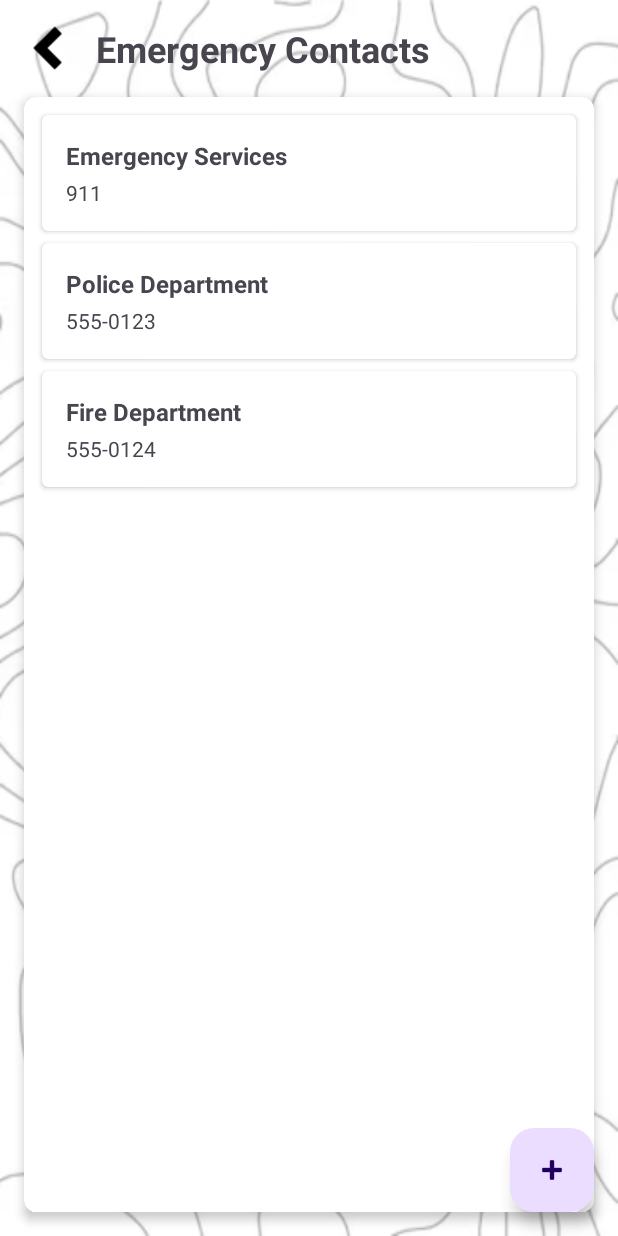
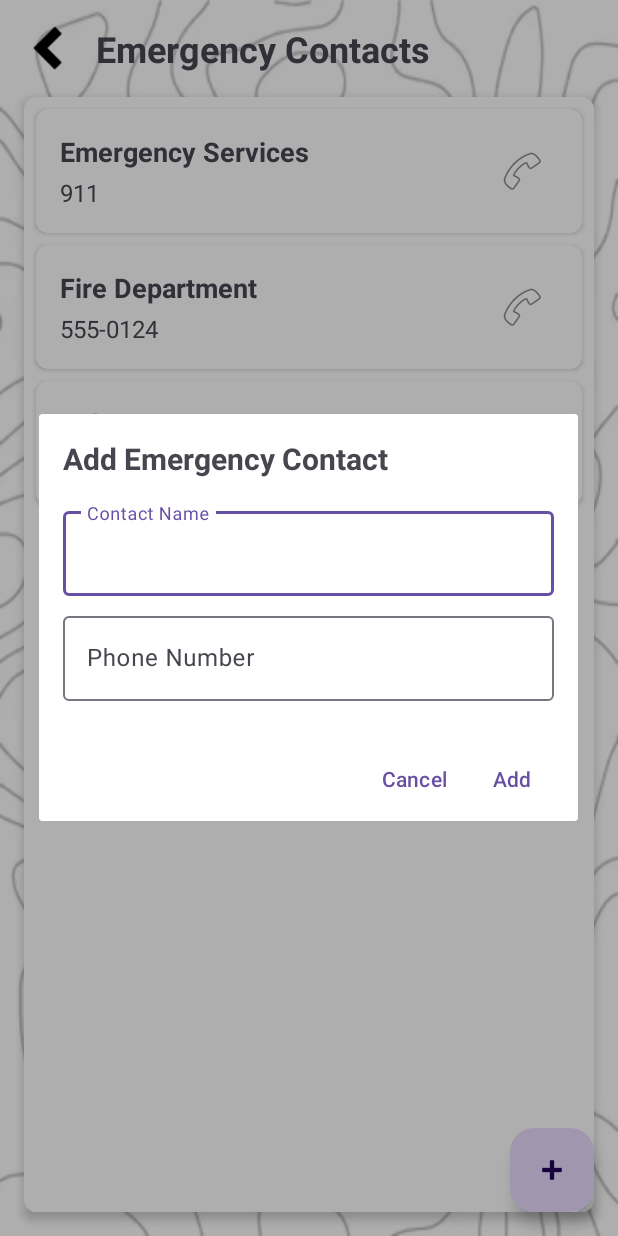
Before and after one commit to najwansv/EarthQuake, an Android app built with Jetpack Compose: the EmergencyContactsActivity screen opened directly, with no data from a screen before it, after a tap on "Add Contact", on a phone screen of 412 x 824 dp. Run offline under Robolectric (Android 15) with nearby library versions, the phone set to English and light mode, and no system bars; our stand-ins replace Room's generated code.

Commit message:
update emergency contacts usng local database

```diff
--- a/app/src/main/java/com/example/earthquake/EmergencyContact.kt
+++ b/app/src/main/java/com/example/earthquake/EmergencyContact.kt
@@ -1,7 +1,12 @@
 package com.example.earthquake
 
+import androidx.room.Entity
+import androidx.room.PrimaryKey
+
+@Entity(tableName = "emergency_contacts")
 data class EmergencyContact(
     val name: String,
     val phoneNumber: String,
-    val id: Long = System.currentTimeMillis() // Simple unique ID for demonstration
+    @PrimaryKey(autoGenerate = true)
+    val id: Long = 0
 )
--- a/app/src/main/java/com/example/earthquake/EmergencyContactAdapter.kt
+++ b/app/src/main/java/com/example/earthquake/EmergencyContactAdapter.kt
@@ -4,15 +4,19 @@ import android.view.LayoutInflater
 import android.view.View
 import android.view.ViewGroup
 import android.widget.TextView
+import android.widget.ImageButton
+import android.content.Intent
+import android.net.Uri
 import androidx.recyclerview.widget.RecyclerView
 
 class EmergencyContactAdapter(
-    private val contacts: List<EmergencyContact>
+    private var contacts: List<EmergencyContact>
 ) : RecyclerView.Adapter<EmergencyContactAdapter.ContactViewHolder>() {
 
     class ContactViewHolder(view: View) : RecyclerView.ViewHolder(view) {
         val nameTextView: TextView = view.findViewById(R.id.contactNameTextView)
         val phoneTextView: TextView = view.findViewById(R.id.contactPhoneTextView)
+        val callButton: ImageButton = view.findViewById(R.id.callButton)
     }
 
     override fun onCreateViewHolder(parent: ViewGroup, viewType: Int): ContactViewHolder {
@@ -25,6 +29,22 @@ class EmergencyContactAdapter(
         val contact = contacts[position]
         holder.nameTextView.text = contact.name
         holder.phoneTextView.text = contact.phoneNumber
+
+        holder.callButton.setOnClickListener {
+            val intent = Intent(Intent.ACTION_DIAL).apply {
+                data = Uri.parse("tel:${contact.phoneNumber}")
+            }
+            holder.itemView.context.startActivity(intent)
+        }
+    }
+
+    fun updateContacts(newContacts: List<EmergencyContact>) {
+        this.contacts = newContacts
+        notifyDataSetChanged()
+    }
+
+    fun getContactAtPosition(position: Int): EmergencyContact {
+        return contacts[position]
     }
 
     override fun getItemCount() = contacts.size
--- /dev/null
+++ b/app/src/main/java/com/example/earthquake/EmergencyContactDao.kt
@@ -0,0 +1,22 @@
+package com.example.earthquake
+
+import androidx.lifecycle.LiveData
+import androidx.room.*
+
+@Dao
+interface EmergencyContactDao {
+    @Query("SELECT * FROM emergency_contacts ORDER BY name ASC")
+    fun getAllContacts(): LiveData<List<EmergencyContact>>
+
+    @Insert(onConflict = OnConflictStrategy.REPLACE)
+    suspend fun insert(contact: EmergencyContact)
+
+    @Delete
+    suspend fun delete(contact: EmergencyContact)
+
+    @Update
+    suspend fun update(contact: EmergencyContact)
+
+    @Query("DELETE FROM emergency_contacts")
+    suspend fun deleteAll()
+}
--- /dev/null
+++ b/app/src/main/java/com/example/earthquake/EmergencyContactDatabase.kt
@@ -0,0 +1,58 @@
+package com.example.earthquake
+
+import android.content.Context
+import androidx.room.Database
+import androidx.room.Room
+import androidx.room.RoomDatabase
+import androidx.sqlite.db.SupportSQLiteDatabase
+import kotlinx.coroutines.CoroutineScope
+import kotlinx.coroutines.Dispatchers
+import kotlinx.coroutines.launch
+
+@Database(entities = [EmergencyContact::class], version = 1, exportSchema = false)
+abstract class EmergencyContactDatabase : RoomDatabase() {
+
+    abstract fun emergencyContactDao(): EmergencyContactDao
+
+    companion object {
+        @Volatile
+        private var INSTANCE: EmergencyContactDatabase? = null
+
+        fun getDatabase(context: Context, scope: CoroutineScope): EmergencyContactDatabase {
+            return INSTANCE ?: synchronized(this) {
+                val instance = Room.databaseBuilder(
+                    context.applicationContext,
+                    EmergencyContactDatabase::class.java,
+                    "emergency_contact_database"
+                )
+                .addCallback(EmergencyContactDatabaseCallback(scope))
+                .build()
+                INSTANCE = instance
+                instance
+            }
+        }
+
+        private class EmergencyContactDatabaseCallback(
+            private val scope: CoroutineScope
+        ) : RoomDatabase.Callback() {
+            override fun onCreate(db: SupportSQLiteDatabase) {
+                super.onCreate(db)
+                INSTANCE?.let { database ->
+                    scope.launch(Dispatchers.IO) {
+                        populateDatabase(database.emergencyContactDao())
+                    }
+                }
+            }
+        }
+
+        suspend fun populateDatabase(contactDao: EmergencyContactDao) {
+            // Delete all content
+            contactDao.deleteAll()
+
+            // Add sample contacts
+            contactDao.insert(EmergencyContact("Emergency Services", "911"))
+            contactDao.insert(EmergencyContact("Police Department", "555-0123"))
+            contactDao.insert(EmergencyContact("Fire Department", "555-0124"))
+        }
+    }
+}
--- /dev/null
+++ b/app/src/main/java/com/example/earthquake/EmergencyContactRepository.kt
@@ -0,0 +1,20 @@
+package com.example.earthquake
+
+import androidx.lifecycle.LiveData
+
+class EmergencyContactRepository(private val emergencyContactDao: EmergencyContactDao) {
+
+    val allContacts: LiveData<List<EmergencyContact>> = emergencyContactDao.getAllContacts()
+
+    suspend fun insert(contact: EmergencyContact) {
+        emergencyContactDao.insert(contact)
+    }
+
+    suspend fun delete(contact: EmergencyContact) {
+        emergencyContactDao.delete(contact)
+    }
+
+    suspend fun update(contact: EmergencyContact) {
+        emergencyContactDao.update(contact)
+    }
+}
--- /dev/null
+++ b/app/src/main/java/com/example/earthquake/EmergencyContactViewModel.kt
@@ -0,0 +1,32 @@
+package com.example.earthquake
+
+import android.app.Application
+import androidx.lifecycle.AndroidViewModel
+import androidx.lifecycle.LiveData
+import androidx.lifecycle.viewModelScope
+import kotlinx.coroutines.Dispatchers
+import kotlinx.coroutines.launch
+
+class EmergencyContactViewModel(application: Application) : AndroidViewModel(application) {
+
+    private val repository: EmergencyContactRepository
+    val allContacts: LiveData<List<EmergencyContact>>
+
+    init {
+        val contactDao = EmergencyContactDatabase.getDatabase(application, viewModelScope).emergencyContactDao()
+        repository = EmergencyContactRepository(contactDao)
+        allContacts = repository.allContacts
+    }
+
+    fun insert(contact: EmergencyContact) = viewModelScope.launch(Dispatchers.IO) {
+        repository.insert(contact)
+    }
+
+    fun delete(contact: EmergencyContact) = viewModelScope.launch(Dispatchers.IO) {
+        repository.delete(contact)
+    }
+
+    fun update(contact: EmergencyContact) = viewModelScope.launch(Dispatchers.IO) {
+        repository.update(contact)
+    }
+}
--- a/app/src/main/java/com/example/earthquake/EmergencyContactsActivity.kt
+++ b/app/src/main/java/com/example/earthquake/EmergencyContactsActivity.kt
@@ -7,15 +7,23 @@ import androidx.appcompat.app.AppCompatActivity
 import androidx.recyclerview.widget.LinearLayoutManager
 import androidx.recyclerview.widget.RecyclerView
 import com.google.android.material.floatingactionbutton.FloatingActionButton
+import android.view.LayoutInflater
+import androidx.appcompat.app.AlertDialog
+import androidx.lifecycle.Observer
+import androidx.lifecycle.ViewModelProvider
+import com.google.android.material.textfield.TextInputEditText
 
 class EmergencyContactsActivity : AppCompatActivity() {
 
     private lateinit var contactsAdapter: EmergencyContactAdapter
-    private val contactsList = mutableListOf<EmergencyContact>()
+    private lateinit var contactViewModel: EmergencyContactViewModel
 
     override fun onCreate(savedInstanceState: Bundle?) {
         super.onCreate(savedInstanceState)
         setContentView(R.layout.activity_emergency_contacts)
+
+        // Initialize ViewModel
+        contactViewModel = ViewModelProvider(this).get(EmergencyContactViewModel::class.java)
 
         // Handle back button click
         val backButton = findViewById<ImageView>(R.id.back)
@@ -25,31 +33,44 @@ class EmergencyContactsActivity : AppCompatActivity() {
 
         // Set up RecyclerView
         val recyclerView = findViewById<RecyclerView>(R.id.contactsRecyclerView)
-        contactsAdapter = EmergencyContactAdapter(contactsList)
+        contactsAdapter = EmergencyContactAdapter(emptyList())
         recyclerView.adapter = contactsAdapter
         recyclerView.layoutManager = LinearLayoutManager(this)
+
+        // Observe the LiveData from ViewModel
+        contactViewModel.allContacts.observe(this, Observer { contacts ->
+            contacts?.let {
+                contactsAdapter.updateContacts(it)
+            }
+        })
 
         // Handle add contact button
         val addButton = findViewById<FloatingActionButton>(R.id.addContactButton)
         addButton.setOnClickListener {
-            // TODO: Show dialog to add new contact
             showAddContactDialog()
         }
-
-        // Load sample data
-        loadSampleContacts()
-    }
-
-    private fun loadSampleContacts() {
-        // Sample data - to be replaced with database/storage implementation
-        contactsList.add(EmergencyContact("Emergency Services", "911"))
-        contactsList.add(EmergencyContact("Police Department", "555-0123"))
-        contactsList.add(EmergencyContact("Fire Department", "555-0124"))
-        contactsAdapter.notifyDataSetChanged()
     }
 
     private fun showAddContactDialog() {
-        // Implementation for adding contacts will go here
-        // This would typically show a dialog with fields for name and phone
+        val dialogView = LayoutInflater.from(this).inflate(R.layout.dialog_add_contact, null)
+
+        val nameEditText = dialogView.findViewById<TextInputEditText>(R.id.nameEditText)
+        val phoneEditText = dialogView.findViewById<TextInputEditText>(R.id.phoneEditText)
+
+        val dialog = AlertDialog.Builder(this)
+            .setView(dialogView)
+            .setPositiveButton("Add") { _, _ ->
+                val name = nameEditText.text.toString()
+                val phone = phoneEditText.text.toString()
+
+                if (name.isNotEmpty() && phone.isNotEmpty()) {
+                    val newContact = EmergencyContact(name, phone)
+                    contactViewModel.insert(newContact)
+                }
+            }
+            .setNegativeButton("Cancel", null)
+            .create()
+
+        dialog.show()
     }
 }
--- a/app/src/main/java/com/example/earthquake/SettingsActivity.kt
+++ b/app/src/main/java/com/example/earthquake/SettingsActivity.kt
@@ -6,6 +6,8 @@ import android.view.View
 import android.widget.ImageView
 import androidx.appcompat.app.AppCompatActivity
 import androidx.cardview.widget.CardView
+import androidx.recyclerview.widget.LinearLayoutManager
+import androidx.recyclerview.widget.RecyclerView
 
 class SettingsActivity : AppCompatActivity() {
     override fun onCreate(savedInstanceState: Bundle?) {
--- /dev/null
+++ b/app/src/main/res/layout/dialog_add_contact.xml
@@ -0,0 +1,42 @@
+<?xml version="1.0" encoding="utf-8"?>
+<LinearLayout xmlns:android="http://schemas.android.com/apk/res/android"
+    android:layout_width="match_parent"
+    android:layout_height="wrap_content"
+    android:orientation="vertical"
+    android:padding="16dp">
+
+    <TextView
+        android:layout_width="match_parent"
+        android:layout_height="wrap_content"
+        android:text="Add Emergency Contact"
+        android:textSize="20sp"
+        android:textStyle="bold"
+        android:layout_marginBottom="16dp"/>
+
+    <com.google.android.material.textfield.TextInputLayout
+        android:layout_width="match_parent"
+        android:layout_height="wrap_content"
+        android:layout_marginBottom="8dp">
+
+        <com.google.android.material.textfield.TextInputEditText
+            android:id="@+id/nameEditText"
+            android:layout_width="match_parent"
+            android:layout_height="wrap_content"
+            android:hint="Contact Name"
+            android:inputType="textPersonName"/>
+    </com.google.android.material.textfield.TextInputLayout>
+
+    <com.google.android.material.textfield.TextInputLayout
+        android:layout_width="match_parent"
+        android:layout_height="wrap_content"
+        android:layout_marginBottom="8dp">
+
+        <com.google.android.material.textfield.TextInputEditText
+            android:id="@+id/phoneEditText"
+            android:layout_width="match_parent"
+            android:layout_height="wrap_content"
+            android:hint="Phone Number"
+            android:inputType="phone"/>
+    </com.google.android.material.textfield.TextInputLayout>
+
+</LinearLayout>
--- a/app/src/main/res/layout/emergency_contact_item.xml
+++ b/app/src/main/res/layout/emergency_contact_item.xml
@@ -3,28 +3,47 @@
     xmlns:app="http://schemas.android.com/apk/res-auto"
     android:layout_width="match_parent"
     android:layout_height="wrap_content"
-    android:layout_margin="4dp"
-    app:cardCornerRadius="4dp"
+    android:layout_marginBottom="8dp"
+    app:cardCornerRadius="8dp"
     app:cardElevation="2dp">
 
-    <LinearLayout
+    <androidx.constraintlayout.widget.ConstraintLayout
         android:layout_width="match_parent"
         android:layout_height="wrap_content"
-        android:orientation="vertical"
         android:padding="16dp">
 
         <TextView
             android:id="@+id/contactNameTextView"
-            android:layout_width="match_parent"
+            android:layout_width="0dp"
             android:layout_height="wrap_content"
-            android:textSize="16sp"
-            android:textStyle="bold" />
+            android:textSize="18sp"
+            android:textStyle="bold"
+            android:layout_marginEnd="8dp"
+            app:layout_constraintStart_toStartOf="parent"
+            app:layout_constraintTop_toTopOf="parent"
+            app:layout_constraintEnd_toStartOf="@+id/callButton"/>
 
         <TextView
             android:id="@+id/contactPhoneTextView"
-            android:layout_width="match_parent"
+            android:layout_width="0dp"
             android:layout_height="wrap_content"
             android:layout_marginTop="4dp"
-            android:textSize="14sp" />
-    </LinearLayout>
+            android:textSize="16sp"
+            android:layout_marginEnd="8dp"
+            app:layout_constraintStart_toStartOf="parent"
+            app:layout_constraintTop_toBottomOf="@+id/contactNameTextView"
+            app:layout_constraintEnd_toStartOf="@+id/callButton"/>
+
+        <ImageButton
+            android:id="@+id/callButton"
+            android:layout_width="48dp"
+            android:layout_height="48dp"
+            android:background="?attr/selectableItemBackgroundBorderless"
+            android:contentDescription="Call contact"
+            android:src="@android:drawable/ic_menu_call"
+            app:layout_constraintEnd_toEndOf="parent"
+            app:layout_constraintTop_toTopOf="parent"
+            app:layout_constraintBottom_toBottomOf="parent"/>
+
+    </androidx.constraintlayout.widget.ConstraintLayout>
 </androidx.cardview.widget.CardView>
--- a/gradle.properties
+++ b/gradle.properties
@@ -21,3 +21,4 @@ kotlin.code.style=official
 # resources declared in the library itself and none from the library's dependencies,
 # thereby reducing the size of the R class for that library
 android.nonTransitiveRClass=true
+kapt.use.worker.api=true
--- a/gradle/libs.versions.toml
+++ b/gradle/libs.versions.toml
@@ -15,6 +15,8 @@ porcupineAndroidEn = "2.2.0"
 appcompat = "1.7.0"
 constraintlayout = "2.2.1"
 playServicesMaps = "19.1.0"
+roomCommonJvm = "2.7.0"
+roomRuntimeAndroid = "2.7.0"
 
 [libraries]
 androidx-core-ktx = { group = "androidx.core", name = "core-ktx", version.ref = "coreKtx" }
@@ -38,6 +40,8 @@ porcupine-android-en = { module = "ai.picovoice:porcupine-android-en", version.r
 androidx-appcompat = { group = "androidx.appcompat", name = "appcompat", version.ref = "appcompat" }
 androidx-constraintlayout = { group = "androidx.constraintlayout", name = "constraintlayout", version.ref = "constraintlayout" }
 play-services-maps = { group = "com.google.android.gms", name = "play-services-maps", version.ref = "playServicesMaps" }
+androidx-room-common-jvm = { group = "androidx.room", name = "room-common-jvm", version.ref = "roomCommonJvm" }
+androidx-room-runtime-android = { group = "androidx.room", name = "room-runtime-android", version.ref = "roomRuntimeAndroid" }
 
 [plugins]
 android-application = { id = "com.android.application", version.ref = "agp" }
```
Also changed, not shown: app/build.gradle.kts (+7 -3 lines).
